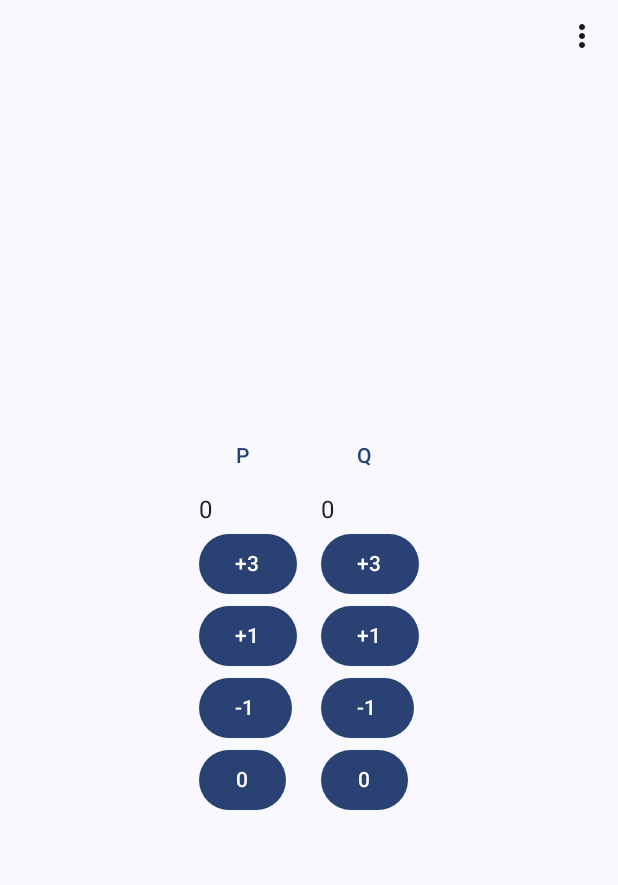
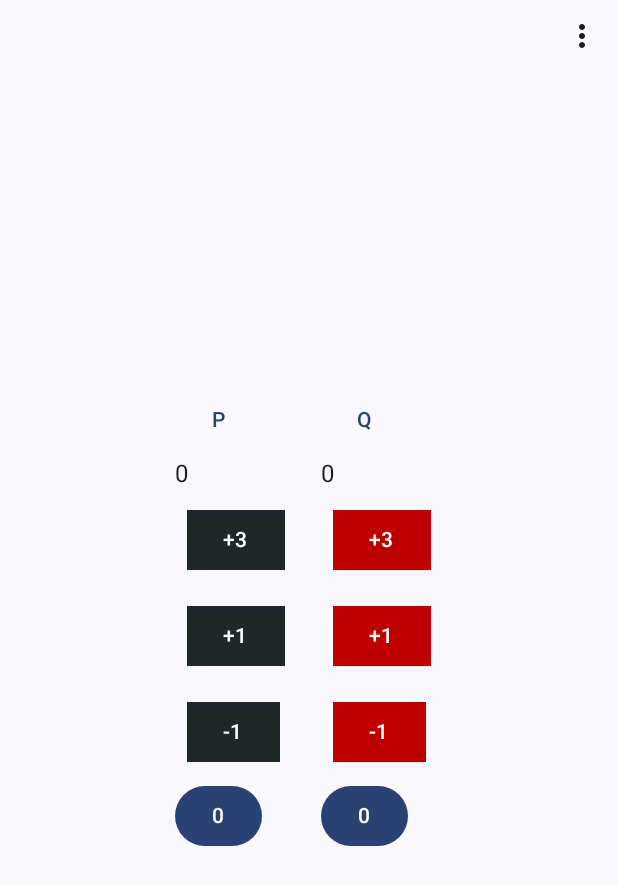
Before and after one commit to alexaleluia12/SomaTruco2, an Android app built with Jetpack Compose: the screen it shows after launch (MainActivity), on a phone screen of 412 x 824 dp. Shown: the top 885 px of the screen. Run offline under Robolectric (Android 15) with nearby library versions, the phone set to English and light mode, and no system bars.

Commit message:
muda cor dos botoes

```diff
--- a/app/src/main/java/com/alexaleluia12/somatruco2/MainActivity.kt
+++ b/app/src/main/java/com/alexaleluia12/somatruco2/MainActivity.kt
@@ -1,4 +1,5 @@
 package com.alexaleluia12.somatruco2
+
 
 import android.os.Bundle
 import android.view.WindowManager
@@ -11,6 +12,7 @@ import androidx.compose.foundation.layout.Row
 import androidx.compose.foundation.layout.Spacer
 import androidx.compose.foundation.layout.fillMaxHeight
 import androidx.compose.foundation.layout.fillMaxSize
+import androidx.compose.foundation.layout.padding
 import androidx.compose.foundation.layout.width
 import androidx.compose.foundation.layout.wrapContentSize
 import androidx.compose.material.icons.Icons
@@ -18,6 +20,7 @@ import androidx.compose.material.icons.filled.MoreVert
 import androidx.compose.material.icons.outlined.Edit
 import androidx.compose.material3.AlertDialog
 import androidx.compose.material3.Button
+import androidx.compose.material3.ButtonDefaults
 import androidx.compose.material3.DropdownMenu
 import androidx.compose.material3.DropdownMenuItem
 import androidx.compose.material3.ExperimentalMaterial3Api
@@ -36,12 +39,16 @@ import androidx.compose.runtime.remember
 import androidx.compose.runtime.setValue
 import androidx.compose.ui.Alignment
 import androidx.compose.ui.Modifier
+import androidx.compose.ui.graphics.Color
+import androidx.compose.ui.graphics.RectangleShape
 import androidx.compose.ui.res.stringResource
 import androidx.compose.ui.tooling.preview.Preview
 import androidx.compose.ui.unit.dp
 import androidx.lifecycle.viewmodel.compose.viewModel
 import com.alexaleluia12.somatruco2.data.AppProperties
 import com.alexaleluia12.somatruco2.data.GameViewModel
+import com.alexaleluia12.somatruco2.ui.theme.Black
+import com.alexaleluia12.somatruco2.ui.theme.Red
 import com.alexaleluia12.somatruco2.ui.theme.SomaTruco2Theme
 
 class MainActivity : ComponentActivity() {
@@ -152,6 +159,7 @@ fun Screen(
             onAddThree = appViewModel::incByThreeForPlayerOne,
             onMinusOne = appViewModel::decByOneForPlayerOne,
             onSaveName = appViewModel::changeNamePlayerOne,
+            color = Black,
         )
         Spacer(modifier = Modifier.width(16.dp))
 
@@ -163,6 +171,7 @@ fun Screen(
             onAddThree = appViewModel::incByThreeForPlayerTwo,
             onMinusOne = appViewModel::decByOneForPlayerTwo,
             onSaveName = appViewModel::changeNamePlayerTwo,
+            color = Red,
         )
 
 
@@ -177,6 +186,7 @@ fun Player(
     points: Int = 0,
     wins: Int = 0,
     name: String = "P",
+    color: Color,
     onSaveName: (name: String) -> Unit,
     onAddThree: () -> Unit,
     onAddOne: () -> Unit,
@@ -190,15 +200,30 @@ fun Player(
         PlayerName(name = name, onSaveName =  onSaveName, finally = { })
         Text(text = points.toString())
         // TODO(btn deve se quadrado)
-        Button(onClick = onAddThree) {
-            Text("+3")
+        Button(
+            onClick = onAddThree,
+            shape=RectangleShape,
+            modifier=Modifier.padding(8.dp),
+            colors=ButtonDefaults.buttonColors(containerColor = color, contentColor = Color.White),
+            ) {
+            Text("+3",)
         }
-        Button(onClick = onAddOne) {
+        Button(
+            onClick = onAddOne,
+            shape = RectangleShape,
+            modifier = Modifier.padding(8.dp),
+            colors=ButtonDefaults.buttonColors(containerColor = color),
+        ) {
             Text("+1")
         }
 
-        Button(onClick = onMinusOne) {
-            Text("-1")
+        Button(
+            onClick = onMinusOne,
+            shape=RectangleShape,
+            modifier=Modifier.padding(8.dp),
+            colors=ButtonDefaults.buttonColors(containerColor = color),
+        ) {
+            Text("-1", )
         }
 
         Button(onClick = {}) {
--- a/app/src/main/java/com/alexaleluia12/somatruco2/ui/theme/Color.kt
+++ b/app/src/main/java/com/alexaleluia12/somatruco2/ui/theme/Color.kt
@@ -1,5 +1,6 @@
 package com.alexaleluia12.somatruco2.ui.theme
 
+import androidx.compose.material3.ButtonColors
 import androidx.compose.ui.graphics.Color
 
 val Purple80 = Color(0xFFD0BCFF)
@@ -9,3 +10,8 @@ val Pink80 = Color(0xFFEFB8C8)
 val Purple40 = Color(0xFF6650a4)
 val PurpleGrey40 = Color(0xFF625b71)
 val Pink40 = Color(0xFF7D5260)
+
+val Black = Color(0xff1f2828)
+val Red = Color(0xffbf0000)
+val LightBlack = Color(0xff2F3333)
+val LightRed = Color(0xffbf0000)
```
